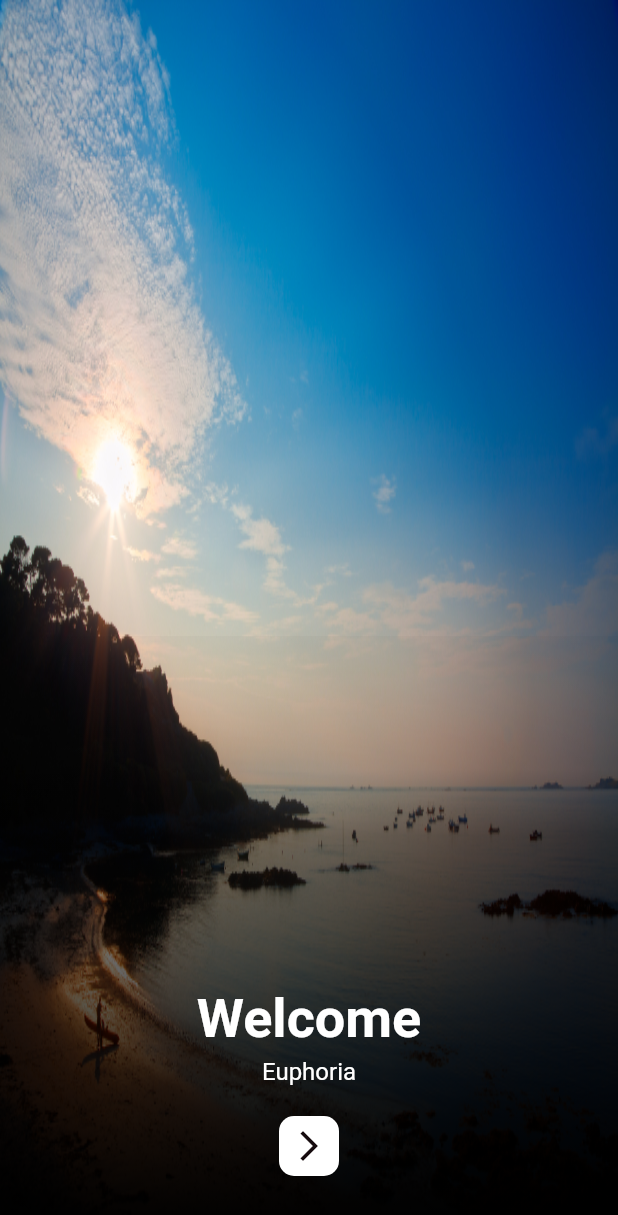
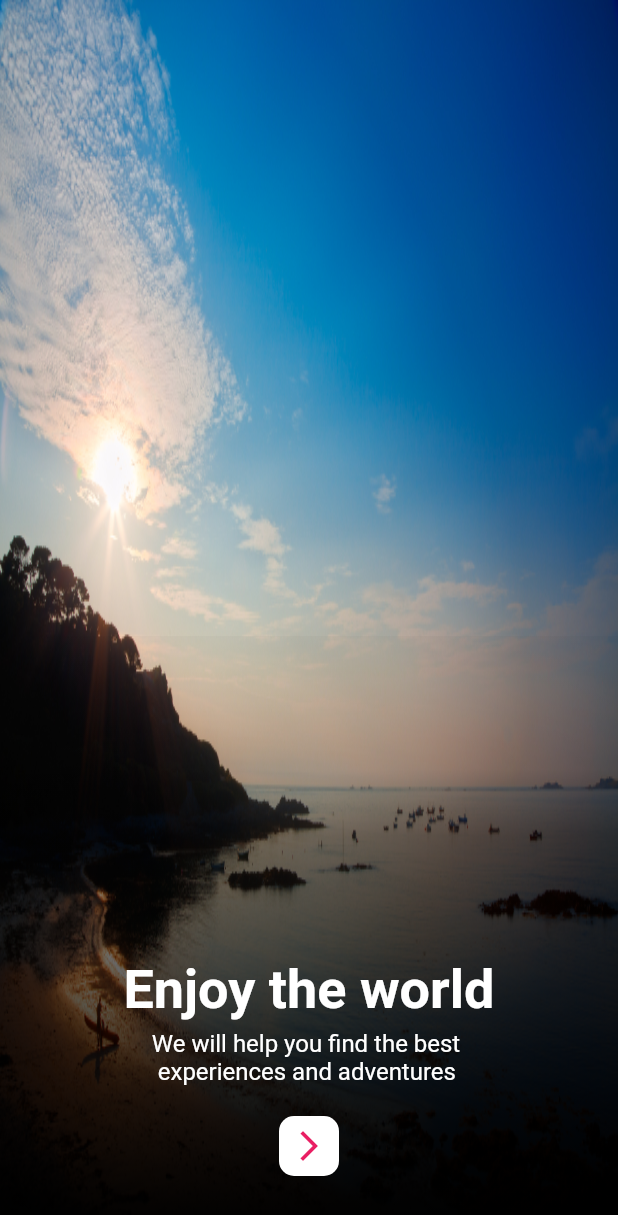
Before and after one commit to mutiadhewanty/ticketing_app, a Flutter app: the screen it shows after launch, on a phone screen of 412 x 824 dp. Shown: the top 1215 px of the screen. Run offline on Flutter 3.47's test engine with Material 2 defaults, Android fonts, the phone set to English and light mode, and no system bars.

Commit message:
Revisi1 News

```diff
--- a/lib/views/welcome.dart
+++ b/lib/views/welcome.dart
@@ -48,7 +48,7 @@ class Welcome extends StatelessWidget {
             mainAxisAlignment: MainAxisAlignment.end,
             children: <Widget>[
               Text(
-                "Welcome",
+                "Enjoy the world",
                 textScaleFactor: 1,
                 style: TextStyle(
                     fontSize: 36,
@@ -59,7 +59,7 @@ class Welcome extends StatelessWidget {
                 height: 5,
               ),
               Text(
-                "Euphoria",
+                "We will help you find the best \n experiences and adventures",
                 style: TextStyle(
                     fontSize: 16,
                     color: Colors.white,
@@ -83,7 +83,7 @@ class Welcome extends StatelessWidget {
                       padding: const EdgeInsets.all(8.0),
                       child: Icon(
                         Icons.arrow_forward_ios,
-                        color: Color.fromARGB(255, 22, 11, 14),
+                        color: Colors.pink,
                       ),
                     ),
                   ),
--- a/pubspec.yaml
+++ b/pubspec.yaml
@@ -34,6 +34,7 @@ dependencies:
   # The following adds the Cupertino Icons font to your application.
   # Use with the CupertinoIcons class for iOS style icons.
   cupertino_icons: ^1.0.2
+  carousel_slider: ^4.0.0
 
 dev_dependencies:
   flutter_test:
```
Also changed, not shown: pubspec.lock.
